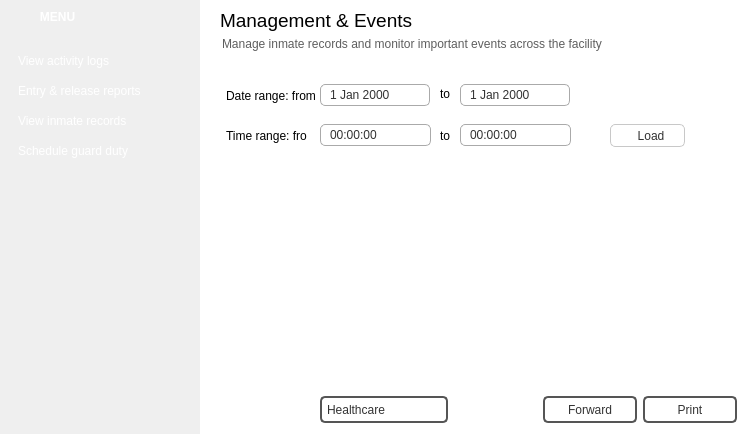
Old version of the form managementwindow.ui in the repository NCNM/PMS_01.
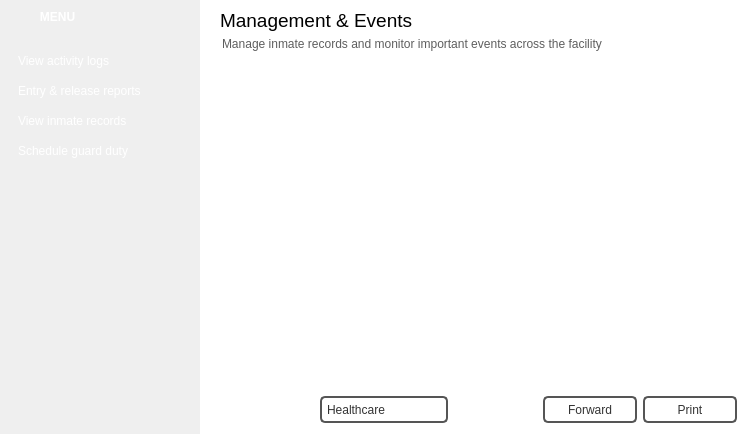
New version of the form. The open tabs and pages were chosen to show the change. Icons and pictures are not drawn.

What changed in the file:
```diff
--- a/managementwindow.ui
+++ b/managementwindow.ui
@@ -599,327 +599,6 @@
                 <property name="bottomMargin">
                  <number>0</number>
                 </property>
-                <item>
-                 <widget class="QFrame" name="frame_7">
-                  <property name="minimumSize">
-                   <size>
-                    <width>0</width>
-                    <height>100</height>
-                   </size>
-                  </property>
-                  <property name="maximumSize">
-                   <size>
-                    <width>16777215</width>
-                    <height>100</height>
-                   </size>
-                  </property>
-                  <property name="styleSheet">
-                   <string notr="true">QFrame #frame_7 {
-background-color: rgb(255, 255, 255);
-}
-
-QLineEdit {
-color: rgb(50, 50, 50);
-padding-left:7px;
-border-radius:5px;
-border: 1px solid rgb(170, 170, 170);
-background: qradialgradient(cx: 0.3, cy: -0.4,
-fx: 0.3, fy: -0.4,
-radius: 1.35, stop: 0 rgb(254, 254, 254), stop: 1 rgb(252, 252, 252));
-}
-
-QLineEdit:hover {
-border-radius:5px;
-border: 1px solid rgb(23, 120, 173);
-background-color: rgb(255, 255, 255);
-}
-
-QLineEdit:pressed {
-border-radius:5px;
-border: 1px solid #777777;
-}
-
-QDateEdit {
-color: rgb(50, 50, 50);
-padding-left:7px;
-border-radius:5px;
-border: 1px solid rgb(170, 170, 170);
-background: qradialgradient(cx: 0.3, cy: -0.4,
-fx: 0.3, fy: -0.4,
-radius: 1.35, stop: 0 rgb(254, 254, 254), stop: 1 rgb(252, 252, 252));
-}
-
-QDateEdit:hover {
-border-radius:5px;
-border: 1px solid rgb(23, 120, 173);
-background-color: rgb(255, 255, 255);
-}
-
-QDateEdit:pressed {
-border-radius:5px;
-border: 1px solid #777777;
-}
-
-QDateEdit::down-button {
-	subcontrol-origin: padding;
-	subcontrol-position: bottom right;
-	width: 25px;
- 
-	border-top-right-radius: 1px;
-	border-bottom-right-radius: 1px;
-}
-
-QDateEdit::down-button:hover {
-	background-color: rgb(227, 227, 227);
-}
-
-
-QDateEdit::down-arrow {
-	image: url(:/images/scroll_down.png);
-}
-
-QDateEdit::up-button {
-	subcontrol-origin: padding;
-	subcontrol-position: top right;
-	width: 25px;
- 
-	border-top-right-radius: 1px;
-	border-bottom-right-radius: 1px;
-}
-
-QDateEdit::up-button:hover {
-	background-color: rgb(227, 227, 227);
-}
-
-QDateEdit::up-arrow {
-	image: url(:/images/scroll_up.png);
-}
-
-QPlainTextEdit {
-color: rgb(50, 50, 50);
-padding-left:7px;
-border-radius:5px;
-border: 1px solid rgb(170, 170, 170);
-background: qradialgradient(cx: 0.3, cy: -0.4,
-fx: 0.3, fy: -0.4,
-radius: 1.35, stop: 0 rgb(254, 254, 254), stop: 1 rgb(252, 252, 252));
-}
-
-QPlainTextEdit:hover {
-border-radius:5px;
-border: 1px solid rgb(23, 120, 173);
-background-color: rgb(255, 255, 255);
-}
-
-QPlainTextEdit:pressed {
-border-radius:5px;
-border: 1px solid #777777;
-}
-
-QTimeEdit {
-color: rgb(50, 50, 50);
-padding-left:7px;
-border-radius:5px;
-border: 1px solid rgb(170, 170, 170);
-background: qradialgradient(cx: 0.3, cy: -0.4,
-fx: 0.3, fy: -0.4,
-radius: 1.35, stop: 0 rgb(254, 254, 254), stop: 1 rgb(252, 252, 252));
-}
-
-QTimeEdit:hover {
-border-radius:5px;
-border: 1px solid rgb(23, 120, 173);
-background-color: rgb(255, 255, 255);
-}
-
-QTimeEdit:pressed {
-border-radius:5px;
-border: 1px solid #777777;
-}
-
-QTimeEdit::down-button {
-	subcontrol-origin: padding;
-	subcontrol-position: bottom right;
-	width: 25px;
- 
-	border-top-right-radius: 1px;
-	border-bottom-right-radius: 1px;
-}
-
-QTimeEdit::down-button:hover {
-	background-color: rgb(227, 227, 227);
-}
-
-
-QTimeEdit::down-arrow {
-	image: url(:/images/scroll_down.png);
-}
-
-QTimeEdit::up-button {
-	subcontrol-origin: padding;
-	subcontrol-position: top right;
-	width: 25px;
- 
-	border-top-right-radius: 1px;
-	border-bottom-right-radius: 1px;
-}
-
-QTimeEdit::up-button:hover {
-	background-color: rgb(227, 227, 227);
-}
-
-QTimeEdit::up-arrow {
-	image: url(:/images/scroll_up.png);
-}</string>
-                  </property>
-                  <property name="frameShape">
-                   <enum>QFrame::NoFrame</enum>
-                  </property>
-                  <property name="frameShadow">
-                   <enum>QFrame::Plain</enum>
-                  </property>
-                  <widget class="QLabel" name="label_4">
-                   <property name="geometry">
-                    <rect>
-                     <x>26</x>
-                     <y>22</y>
-                     <width>91</width>
-                     <height>20</height>
-                    </rect>
-                   </property>
-                   <property name="text">
-                    <string>Date range: from</string>
-                   </property>
-                  </widget>
-                  <widget class="QDateEdit" name="dateEdit">
-                   <property name="geometry">
-                    <rect>
-                     <x>120</x>
-                     <y>20</y>
-                     <width>110</width>
-                     <height>22</height>
-                    </rect>
-                   </property>
-                  </widget>
-                  <widget class="QDateEdit" name="dateEdit_2">
-                   <property name="geometry">
-                    <rect>
-                     <x>260</x>
-                     <y>20</y>
-                     <width>110</width>
-                     <height>22</height>
-                    </rect>
-                   </property>
-                  </widget>
-                  <widget class="QLabel" name="label_6">
-                   <property name="geometry">
-                    <rect>
-                     <x>240</x>
-                     <y>22</y>
-                     <width>16</width>
-                     <height>16</height>
-                    </rect>
-                   </property>
-                   <property name="text">
-                    <string>to</string>
-                   </property>
-                  </widget>
-                  <widget class="QLabel" name="label_5">
-                   <property name="geometry">
-                    <rect>
-                     <x>26</x>
-                     <y>62</y>
-                     <width>81</width>
-                     <height>20</height>
-                    </rect>
-                   </property>
-                   <property name="text">
-                    <string>Time range: from</string>
-                   </property>
-                  </widget>
-                  <widget class="QLabel" name="label_7">
-                   <property name="geometry">
-                    <rect>
-                     <x>240</x>
-                     <y>65</y>
-                     <width>47</width>
-                     <height>13</height>
-                    </rect>
-                   </property>
-                   <property name="text">
-                    <string>to</string>
-                   </property>
-                  </widget>
-                  <widget class="QTimeEdit" name="timeEdit">
-                   <property name="geometry">
-                    <rect>
-                     <x>120</x>
-                     <y>60</y>
-                     <width>111</width>
-                     <height>22</height>
-                    </rect>
-                   </property>
-                  </widget>
-                  <widget class="QTimeEdit" name="timeEdit_2">
-                   <property name="geometry">
-                    <rect>
-                     <x>260</x>
-                     <y>60</y>
-                     <width>111</width>
-                     <height>22</height>
-                    </rect>
-                   </property>
-                  </widget>
-                  <widget class="QPushButton" name="pushButton_5">
-                   <property name="geometry">
-                    <rect>
-                     <x>410</x>
-                     <y>60</y>
-                     <width>75</width>
-                     <height>23</height>
-                    </rect>
-                   </property>
-                   <property name="styleSheet">
-                    <string notr="true">QPushButton {
-color: rgb(50, 50, 50);
-padding-left:7px;
-border-radius:5px;
-border: 1px solid rgb(200, 200, 200);
-background: qradialgradient(cx: 0.3, cy: -0.4,
-fx: 0.3, fy: -0.4,
-radius: 1.35, stop: 0 rgb(255, 255, 255), stop: 1 rgb(229, 229, 229));
-}
-
-QPushButton:hover {
-color: rgb(255, 255, 255);
-border-radius:5px;
-border: 1px solid rgb(23, 120, 173);
-background-color: ;
-background: qradialgradient(cx: 0.3, cy: -0.4,
-fx: 0.3, fy: -0.4,
-radius: 1.35, stop: 0 rgb(161, 215, 255), stop: 1 #299ED6);
-}
-
-QPushButton:pressed {
-border-radius:5px;
-border: 1px solid #777777;
-background-color: #222222;
-}
-
-QPushButton:checked {
-border-radius:5px;
-border: 1px solid rgb(150, 150, 150);
-background-color: rgb(38, 38, 38);
-}
-
-</string>
-                   </property>
-                   <property name="text">
-                    <string>Load</string>
-                   </property>
-                  </widget>
-                 </widget>
-                </item>
                 <item>
                  <widget class="QTableView" name="tableView_2">
                   <property name="styleSheet">
@@ -928,6 +607,12 @@
                   <property name="frameShape">
                    <enum>QFrame::NoFrame</enum>
                   </property>
+                  <attribute name="horizontalHeaderDefaultSectionSize">
+                   <number>200</number>
+                  </attribute>
+                  <attribute name="horizontalHeaderMinimumSectionSize">
+                   <number>100</number>
+                  </attribute>
                  </widget>
                 </item>
                 <item>
```
Left out of the diff: 2 changed lines with no effect on the pictures.
